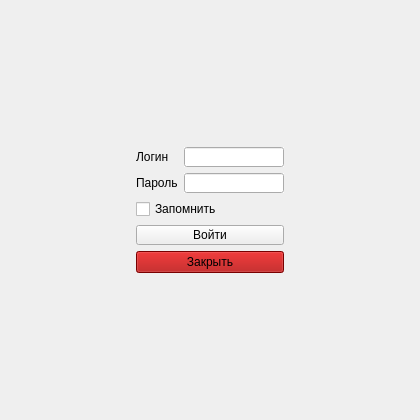
zaitseu1994/EurosensConfig, file login.ui: the form before one commit.
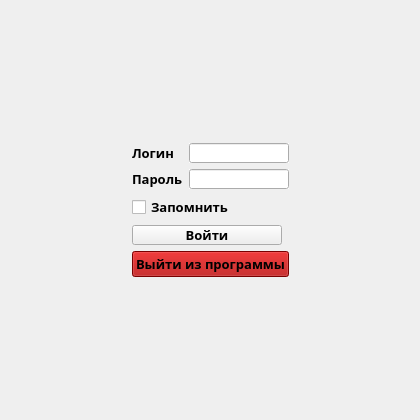
The form after the commit. Icons and pictures are not drawn.

What changed in the file:
```diff
--- a/login.ui
+++ b/login.ui
@@ -94,6 +94,14 @@
                 <disabled/>
                </palette>
               </property>
+              <property name="font">
+               <font>
+                <family>Yu Gothic UI Semibold</family>
+                <pointsize>10</pointsize>
+                <weight>75</weight>
+                <bold>true</bold>
+               </font>
+              </property>
               <property name="autoFillBackground">
                <bool>true</bool>
               </property>
@@ -114,6 +122,14 @@
                 <disabled/>
                </palette>
               </property>
+              <property name="font">
+               <font>
+                <family>Yu Gothic UI Semibold</family>
+                <pointsize>10</pointsize>
+                <weight>75</weight>
+                <bold>true</bold>
+               </font>
+              </property>
               <property name="autoFillBackground">
                <bool>true</bool>
               </property>
@@ -188,6 +204,14 @@
             <disabled/>
            </palette>
           </property>
+          <property name="font">
+           <font>
+            <family>Yu Gothic UI Semibold</family>
+            <pointsize>10</pointsize>
+            <weight>75</weight>
+            <bold>true</bold>
+           </font>
+          </property>
           <property name="focusPolicy">
            <enum>Qt::StrongFocus</enum>
           </property>
@@ -217,6 +241,14 @@
             <disabled/>
            </palette>
           </property>
+          <property name="font">
+           <font>
+            <family>Yu Gothic UI Semibold</family>
+            <pointsize>10</pointsize>
+            <weight>75</weight>
+            <bold>true</bold>
+           </font>
+          </property>
           <property name="autoFillBackground">
            <bool>true</bool>
           </property>
@@ -321,6 +353,14 @@
             </disabled>
            </palette>
           </property>
+          <property name="font">
+           <font>
+            <family>Yu Gothic UI Semibold</family>
+            <pointsize>10</pointsize>
+            <weight>75</weight>
+            <bold>true</bold>
+           </font>
+          </property>
           <property name="autoFillBackground">
            <bool>false</bool>
           </property>
@@ -328,7 +368,19 @@
            <string notr="true">background-color: rgb(170, 0, 0);</string>
           </property>
           <property name="text">
-           <string>Закрыть</string>
+           <string>Выйти из программы</string>
+          </property>
+          <property name="checkable">
+           <bool>false</bool>
+          </property>
+          <property name="autoDefault">
+           <bool>false</bool>
+          </property>
+          <property name="default">
+           <bool>false</bool>
+          </property>
+          <property name="flat">
+           <bool>false</bool>
           </property>
          </widget>
         </item>
```
Left out of the diff: 2 changed lines with no effect on the pictures.
